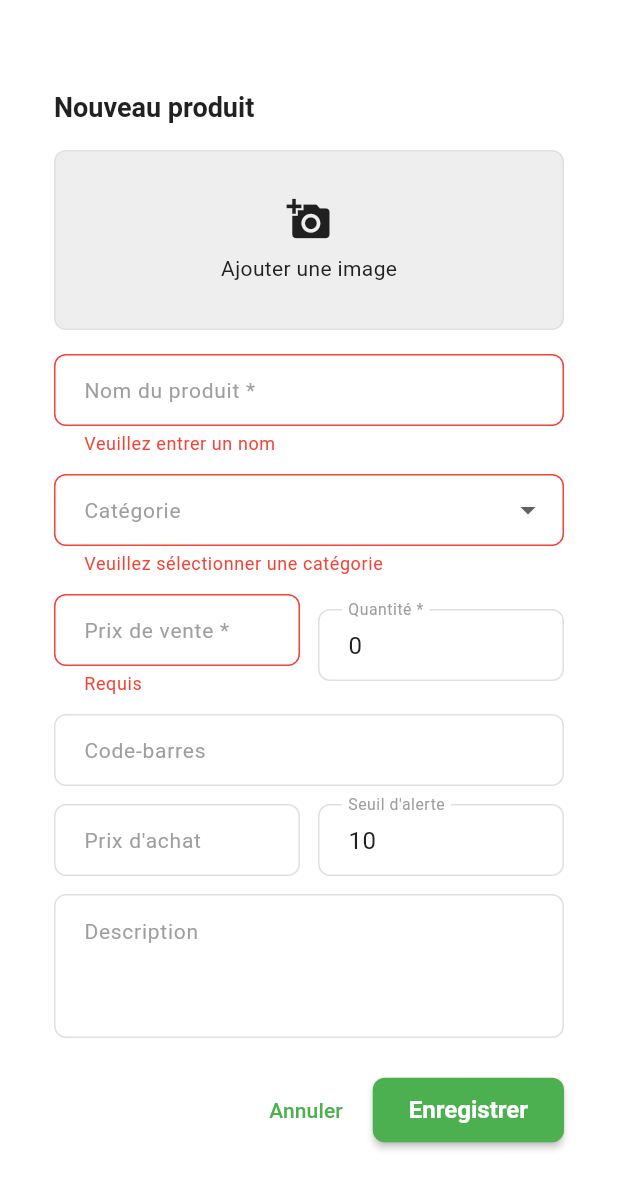
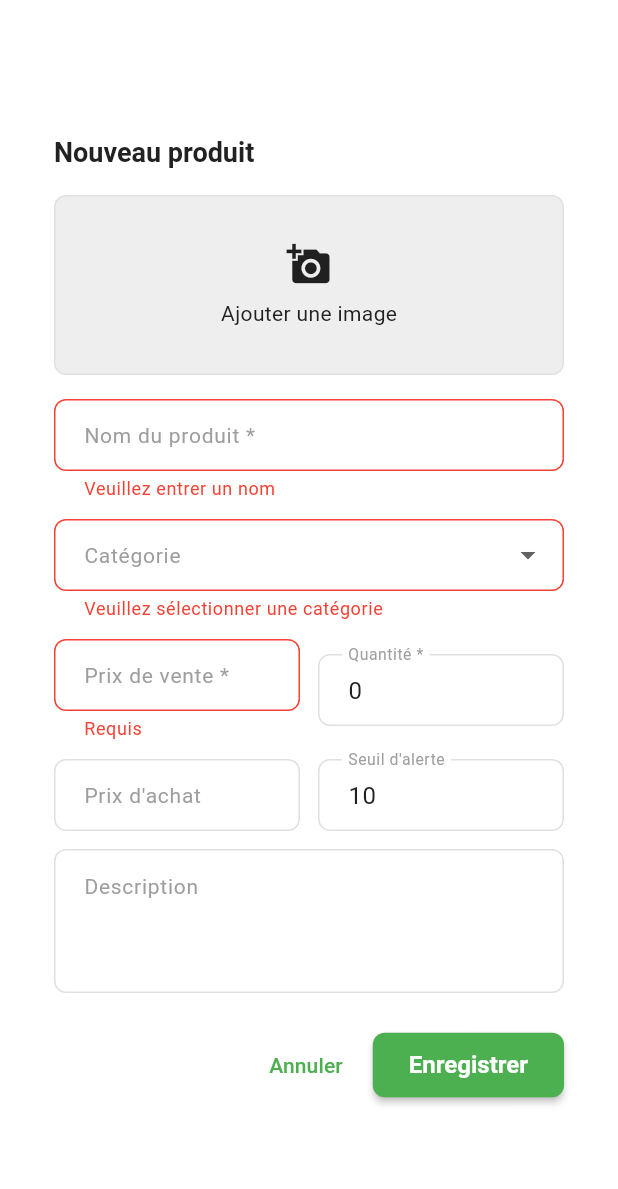
Before and after one commit to chrysellia/stock-manager, a Flutter app: the ProductFormDialog widget shown alone on an empty page, opened directly, after a tap on "Enregistrer", on a phone screen of 412 x 824 dp. Shown: the top 1189 px of the screen. Run offline on Flutter 3.47's test engine with Material 3 defaults, Android fonts, the phone set to English and light mode, and no system bars; our stand-ins replace flutter_svg, form_builder_validators, shared_preferences; accounts and stored records are empty; Roboto replaces fonts that are missing (Poppins).

Commit message:
app : fix some constraints

```diff
--- a/app/lib/models/product.dart
+++ b/app/lib/models/product.dart
@@ -7,7 +7,7 @@ class Product extends BaseModel {
   final int quantity;
   final String category;
   final String? imageUrl;
-  final String? barcode;
+  // final String? barcode;
   final double? purchasePrice;
   final String? supplierId;
   final int alertThreshold;
@@ -20,7 +20,7 @@ class Product extends BaseModel {
     this.quantity = 0,
     this.category = 'Non catégorisé',
     this.imageUrl,
-    this.barcode,
+    // this.barcode,
     this.purchasePrice,
     this.supplierId,
     this.alertThreshold = 10,
@@ -42,7 +42,7 @@ class Product extends BaseModel {
       quantity: json['quantity'] ?? 0,
       category: json['category'] ?? 'Non catégorisé',
       imageUrl: json['imageUrl'],
-      barcode: json['barcode'],
+      // barcode: json['barcode'],
       purchasePrice: (json['purchasePrice'] as num?)?.toDouble(),
       supplierId: json['supplierId'],
       alertThreshold: json['alertThreshold'] ?? 10,
@@ -64,7 +64,7 @@ class Product extends BaseModel {
       'quantity': quantity,
       'category': category,
       'imageUrl': imageUrl,
-      'barcode': barcode,
+      // 'barcode': barcode,
       'purchasePrice': purchasePrice,
       'supplierId': supplierId,
       'alertThreshold': alertThreshold,
@@ -95,7 +95,7 @@ class Product extends BaseModel {
       quantity: quantity ?? this.quantity,
       category: category ?? this.category,
       imageUrl: imageUrl ?? this.imageUrl,
-      barcode: barcode ?? this.barcode,
+      // barcode: barcode ?? this.barcode,
       purchasePrice: purchasePrice ?? this.purchasePrice,
       supplierId: supplierId ?? this.supplierId,
       alertThreshold: alertThreshold ?? this.alertThreshold,
--- a/app/lib/screens/products/products_screen.dart
+++ b/app/lib/screens/products/products_screen.dart
@@ -67,8 +67,8 @@ class _ProductsScreenState extends State<ProductsScreen> {
     final lowercaseQuery = query.toLowerCase();
     return products.where((product) {
       return product.name.toLowerCase().contains(lowercaseQuery) ||
-          (product.barcode?.toLowerCase().contains(lowercaseQuery) ?? false) ||
-          (product.description.toLowerCase().contains(lowercaseQuery) ?? false);
+          // (product.barcode?.toLowerCase().contains(lowercaseQuery) ?? false) ||
+          (product.description.toLowerCase().contains(lowercaseQuery));
     }).toList();
   }
 
--- a/app/lib/services/product_service.dart
+++ b/app/lib/services/product_service.dart
@@ -29,8 +29,8 @@ class ProductService extends CrudService<Product> {
 
     return products.where((product) {
       return product.name.toLowerCase().contains(lowerQuery) ||
-          (product.barcode?.toLowerCase().contains(lowerQuery) ?? false) ||
-          (product.description.toLowerCase().contains(lowerQuery) ?? false);
+          // (product.barcode?.toLowerCase().contains(lowerQuery) ?? false) ||
+          (product.description.toLowerCase().contains(lowerQuery));
     }).toList();
   }
 
--- a/app/lib/widgets/product_form_dialog.dart
+++ b/app/lib/widgets/product_form_dialog.dart
@@ -20,7 +20,7 @@ class _ProductFormDialogState extends State<ProductFormDialog> {
   late TextEditingController _priceController;
   late TextEditingController _quantityController;
   late TextEditingController _categoryController;
-  late TextEditingController _barcodeController;
+  // late TextEditingController _barcodeController;
   late TextEditingController _purchasePriceController;
   late TextEditingController _alertThresholdController;
 
@@ -48,7 +48,7 @@ class _ProductFormDialogState extends State<ProductFormDialog> {
         TextEditingController(text: product?.quantity.toString() ?? '0');
     _categoryController = TextEditingController(
         text: product?.category.isNotEmpty == true ? product!.category : null);
-    _barcodeController = TextEditingController(text: product?.barcode ?? '');
+    // _barcodeController = TextEditingController(text: product?.barcode ?? '');
     _purchasePriceController = TextEditingController(
         text: product?.purchasePrice?.toStringAsFixed(2) ?? '');
     _alertThresholdController =
@@ -63,7 +63,7 @@ class _ProductFormDialogState extends State<ProductFormDialog> {
     _priceController.dispose();
     _quantityController.dispose();
     _categoryController.dispose();
-    _barcodeController.dispose();
+    // _barcodeController.dispose();
     _purchasePriceController.dispose();
     _alertThresholdController.dispose();
     super.dispose();
@@ -100,7 +100,12 @@ class _ProductFormDialogState extends State<ProductFormDialog> {
                       children: [
                         Icon(Icons.add_a_photo, size: 30),
                         SizedBox(height: 8),
-                        Text('Ajouter une image'),
+                        Flexible(
+                          child: Text(
+                            'Ajouter une image',
+                            overflow: TextOverflow.ellipsis,
+                          ),
+                        ),
                       ],
                     ),
                   ),
@@ -200,16 +205,16 @@ class _ProductFormDialogState extends State<ProductFormDialog> {
                 ),
                 const SizedBox(height: 12),
 
-                // Code-barres
-                TextFormField(
-                  controller: _barcodeController,
-                  decoration: const InputDecoration(
-                    labelText: 'Code-barres',
-                    border: OutlineInputBorder(),
-                  ),
-                  keyboardType: TextInputType.number,
-                ),
-                const SizedBox(height: 12),
+                // // Code-barres
+                // TextFormField(
+                //   controller: _barcodeController,
+                //   decoration: const InputDecoration(
+                //     labelText: 'Code-barres',
+                //     border: OutlineInputBorder(),
+                //   ),
+                //   keyboardType: TextInputType.number,
+                // ),
+                // const SizedBox(height: 12),
 
                 // Prix d'achat et seuil d'alerte
                 Row(
@@ -290,9 +295,9 @@ class _ProductFormDialogState extends State<ProductFormDialog> {
         price: double.parse(_priceController.text.replaceAll(',', '.')),
         quantity: int.parse(_quantityController.text),
         category: _selectedCategory ?? _categories.first,
-        barcode: _barcodeController.text.trim().isNotEmpty
-            ? _barcodeController.text.trim()
-            : null,
+        // barcode: _barcodeController.text.trim().isNotEmpty
+        //     ? _barcodeController.text.trim()
+        //     : null,
         purchasePrice: _purchasePriceController.text.isNotEmpty
             ? double.parse(_purchasePriceController.text.replaceAll(',', '.'))
             : null,
```
Also changed, not shown: app/lib/screens/dashboard/dashboard_screen.dart (+9 -5 lines).
